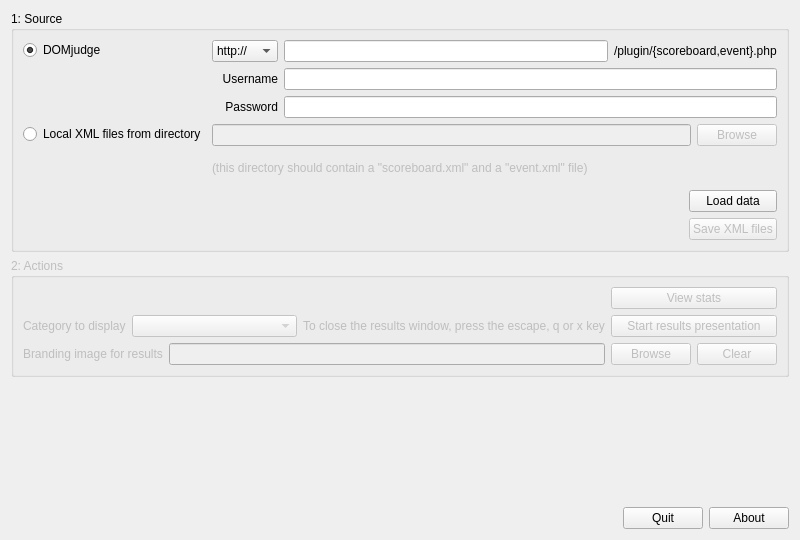
This is maindialog.ui in DOMjudge/DOMjura as Qt 5 draws it before an edit. The edited form follows.
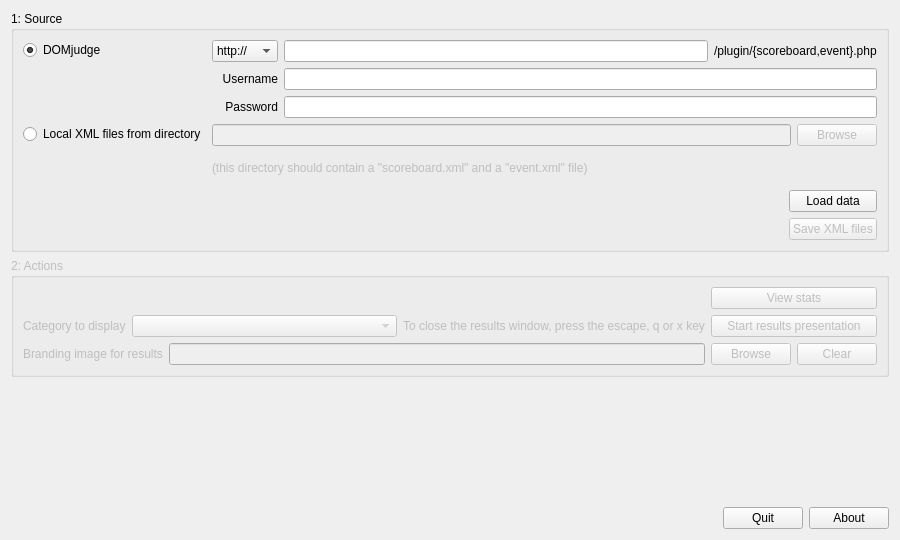
This is the edited form.

What changed in the file:
```diff
--- a/maindialog.ui
+++ b/maindialog.ui
@@ -6,13 +6,13 @@
    <rect>
     <x>0</x>
     <y>0</y>
-    <width>800</width>
+    <width>900</width>
     <height>540</height>
    </rect>
   </property>
   <property name="minimumSize">
    <size>
-    <width>800</width>
+    <width>900</width>
     <height>540</height>
    </size>
   </property>
```
